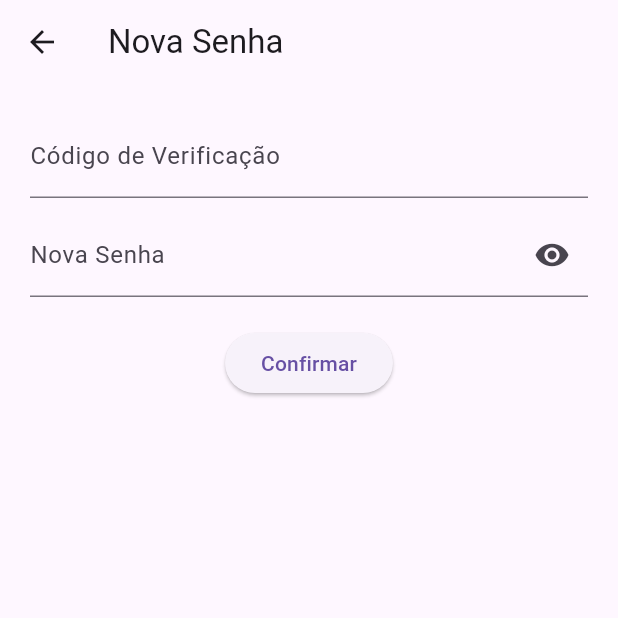
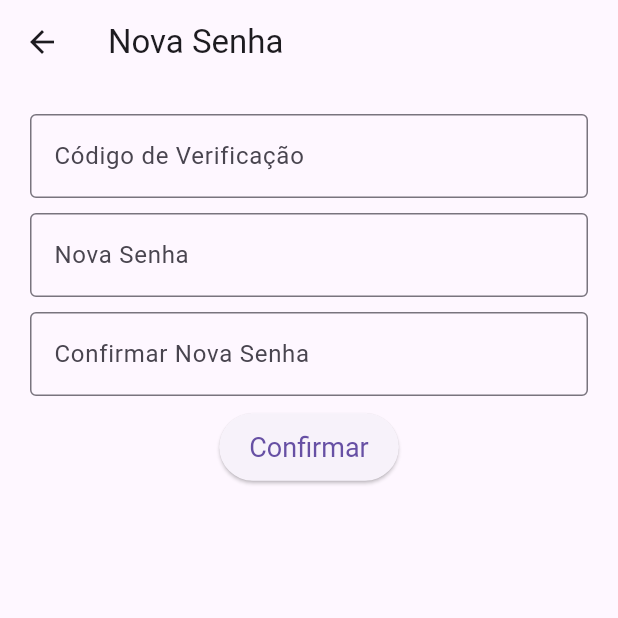
Before and after one commit to Renato4351/AppGym, a Flutter app: the ResetPasswordScreen screen opened directly, on a phone screen of 412 x 824 dp, the top half of it. Run offline on Flutter 3.47's test engine with Material 3 defaults, Android fonts, the phone set to English and light mode, and no system bars.

Commit message:
(MOBILE) Atualização Dos Widgets

```diff
--- a/gymbro_app/lib/screens/reset_password_screen.dart
+++ b/gymbro_app/lib/screens/reset_password_screen.dart
@@ -1,4 +1,6 @@
 import 'package:flutter/material.dart';
+import '../widgets/custom_text_field.dart';
+import '../widgets/primary_button.dart';
 
 class ResetPasswordScreen extends StatefulWidget {
   @override
@@ -6,9 +8,17 @@ class ResetPasswordScreen extends StatefulWidget {
 }
 
 class _ResetPasswordScreenState extends State<ResetPasswordScreen> {
-  final _codeController = TextEditingController();
-  final _newPasswordController = TextEditingController();
+  final TextEditingController _codeController = TextEditingController();
+  final TextEditingController _newPasswordController = TextEditingController();
+  final TextEditingController _newPasswordConfirmController = TextEditingController();
   bool _obscurePassword = true;
+
+  @override
+  void dispose() {
+    _codeController.dispose();
+    _newPasswordController.dispose();
+    super.dispose();
+  }
 
   @override
   Widget build(BuildContext context) {
@@ -18,30 +28,20 @@ class _ResetPasswordScreenState extends State<ResetPasswordScreen> {
         padding: const EdgeInsets.all(20.0),
         child: Column(
           children: [
-            TextField(
-              controller: _codeController,
-              decoration: InputDecoration(labelText: 'Código de Verificação'),
-            ),
+            CustomTextField(controller: _codeController, label: 'Código de Verificação'),
             SizedBox(height: 10),
 
-            TextField(
-              controller: _newPasswordController,
-              obscureText: _obscurePassword,
-              decoration: InputDecoration(
-                labelText: 'Nova Senha',
-                suffixIcon: IconButton(
-                  icon: Icon(_obscurePassword ? Icons.visibility : Icons.visibility_off),
-                  onPressed: () => setState(() => _obscurePassword = !_obscurePassword),
-                ),
-              ),
-            ),
-            SizedBox(height: 20),
+            CustomTextField(controller: _newPasswordController, label: 'Nova Senha', isPassword: true),
+            SizedBox(height: 10),
 
-            ElevatedButton(
+            CustomTextField(controller: _newPasswordConfirmController, label: 'Confirmar Nova Senha', isPassword: true),
+            SizedBox(height: 10),
+
+            PrimaryButton(
+              text: 'Confirmar',
               onPressed: () {
                 // TODO: Implementar lógica de redefinição de senha
               },
-              child: Text('Confirmar'),
             ),
           ],
         ),
```
Also changed, not shown: gymbro_app/lib/screens/forgot_password_screen.dart (+7 -12 lines), gymbro_app/lib/screens/login_screen.dart (+11 -23 lines).
